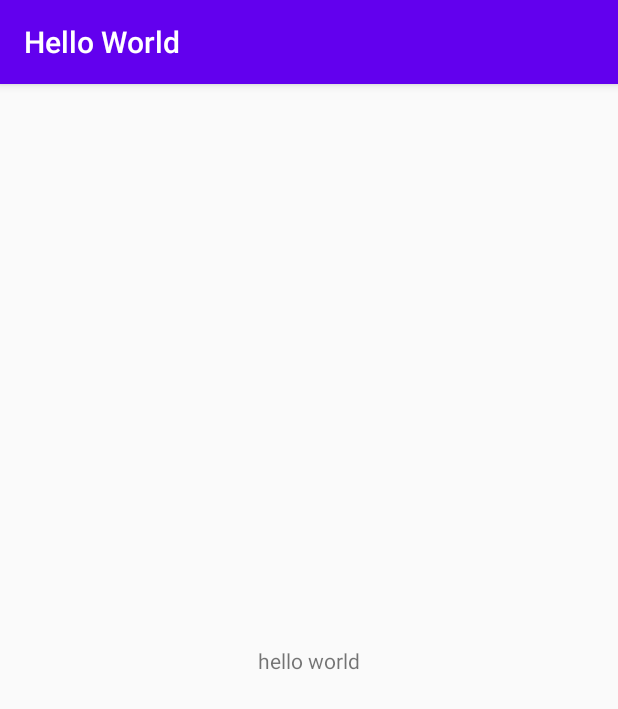
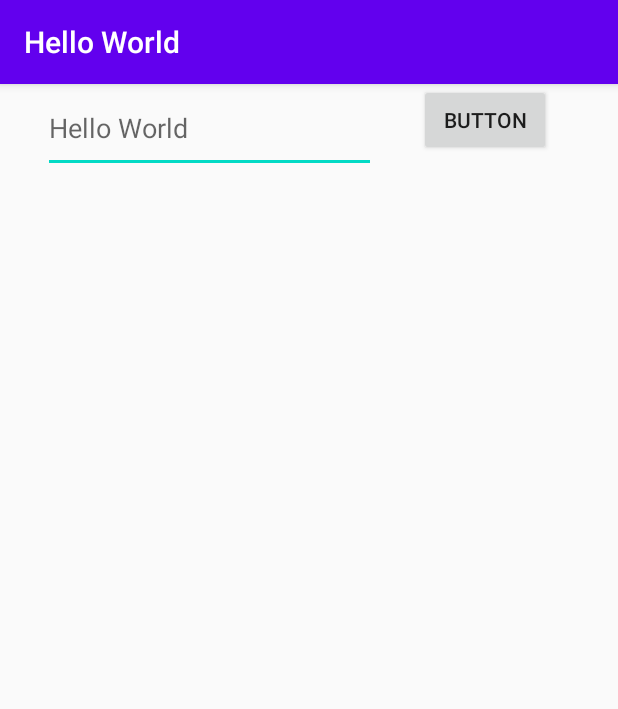
Before and after one commit to ardianjatip/learn-tktpl-1506689042, an Android app: the screen it shows after launch (MainActivity), on a phone screen of 412 x 824 dp. Shown: the top 709 px of the screen. Run offline under Robolectric (Android 15) with nearby library versions, the phone set to English and light mode, and no system bars.

```diff
--- a/HelloWorld/app/src/main/AndroidManifest.xml
+++ b/HelloWorld/app/src/main/AndroidManifest.xml
@@ -10,11 +10,14 @@
         android:roundIcon="@mipmap/ic_launcher_round"
         android:supportsRtl="true"
         android:theme="@style/AppTheme">
-        <activity android:name="com.mobileprogramming.helloworld.MainActivity"
+        <activity android:name=".DisplayMessageActivity"></activity>
+        <activity
+            android:name=".MainActivity"
             android:label="@string/app_name"
             tools:ignore="MissingClass">
             <intent-filter>
                 <action android:name="android.intent.action.MAIN" />
+
                 <category android:name="android.intent.category.LAUNCHER" />
             </intent-filter>
         </activity>
--- a/HelloWorld/app/src/main/res/layout/activity_main.xml
+++ b/HelloWorld/app/src/main/res/layout/activity_main.xml
@@ -5,14 +5,29 @@
     android:layout_width="match_parent"
     android:layout_height="match_parent"
     tools:context=".MainActivity">
-    <TextView
+
+    <Button
+        android:id="@+id/button"
         android:layout_width="wrap_content"
         android:layout_height="wrap_content"
-        android:text="hello world"
-        app:layout_constraintBottom_toBottomOf="parent"
-        app:layout_constraintLeft_toLeftOf="parent"
-        app:layout_constraintRight_toRightOf="parent"
-        app:layout_constraintTop_toTopOf="parent"
-        />
+        android:layout_marginRight="16dp"
+        android:onClick="sendMessage"
+        android:text="Button"
+        app:layout_constraintEnd_toEndOf="parent"
+        app:layout_constraintHorizontal_bias="0.5"
+        app:layout_constraintStart_toEndOf="@+id/editText"
+        tools:layout_editor_absoluteY="47dp" />
 
+    <EditText
+        android:id="@+id/editText"
+        android:layout_width="222dp"
+        android:layout_height="59dp"
+        android:ems="10"
+        android:inputType="textPersonName"
+        android:text=""
+        android:hint="@string/app_name"
+        app:layout_constraintEnd_toStartOf="@+id/button"
+        app:layout_constraintHorizontal_bias="0.5"
+        app:layout_constraintStart_toStartOf="parent"
+        tools:layout_editor_absoluteY="36dp" />
 </androidx.constraintlayout.widget.ConstraintLayout>
```
Also changed, not shown: HelloWorld/app/build.gradle (+6 -1 lines), HelloWorld/app/src/main/java/com/mobileprogramming/helloworld/DisplayMessageActivity.java (added, +28 -0 lines), HelloWorld/app/src/main/java/com/mobileprogramming/helloworld/MainActivity.java (+11 -0 lines), HelloWorld/app/src/main/res/layout/activity_display_message.xml (added, +17 -0 lines), 2 other files.
